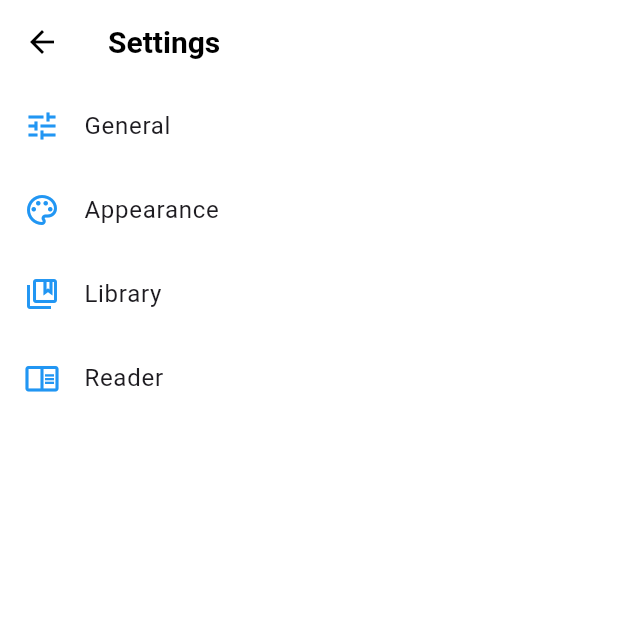
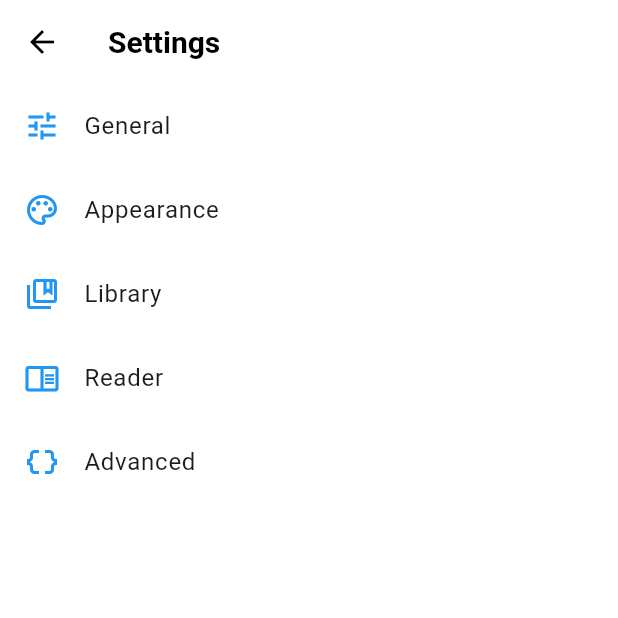
Before and after one commit to BrumaMan/Yamimo, a Flutter app: the Settings screen opened directly, on a phone screen of 412 x 824 dp, the top half of it. Run offline on Flutter 3.47's test engine with Material 2 defaults, Android fonts, the phone set to English and light mode, and no system bars; our stand-ins replace flutter_cache_manager, flutter_switch, fluttertoast, hive_flutter, line_icons, package_info_plus and 3 more; missing offline and left inert: android_intent_plus, auto_update, date_time_format, filesize, flutter_inappwebview, list_tile_switch and 2 more; accounts and stored records are empty.

Commit message:
Added advanced settings

```diff
--- a/lib/settings.dart
+++ b/lib/settings.dart
@@ -1,3 +1,4 @@
+import 'package:first_app/settings_pages/advanced_pages/advanced_settings.dart';
 import 'package:first_app/settings_pages/appearance_pages/apearance_settings.dart';
 import 'package:first_app/settings_pages/general_pages/general_settings.dart';
 import 'package:first_app/settings_pages/library_pages/library_settings.dart';
@@ -46,10 +47,14 @@ class Settings extends StatelessWidget {
                   CupertinoPageRoute(builder: ((context) => ReaderSettings())));
             },
           ),
-          // ListTile(
-          //   title: Text("Downloads"),
-          //   leading: Icon(Icons.download_outlined, color: Colors.blue),
-          // ),
+          ListTile(
+            title: Text("Advanced"),
+            leading: Icon(Icons.data_object, color: Colors.blue),
+            onTap: () {
+              Navigator.of(context).push(CupertinoPageRoute(
+                  builder: ((context) => AdvancedSettings())));
+            },
+          ),
           // ListTile(
           //   title: Text("Tracking"),
           //   leading: Icon(Icons.sync_outlined, color: Colors.blue),
```
